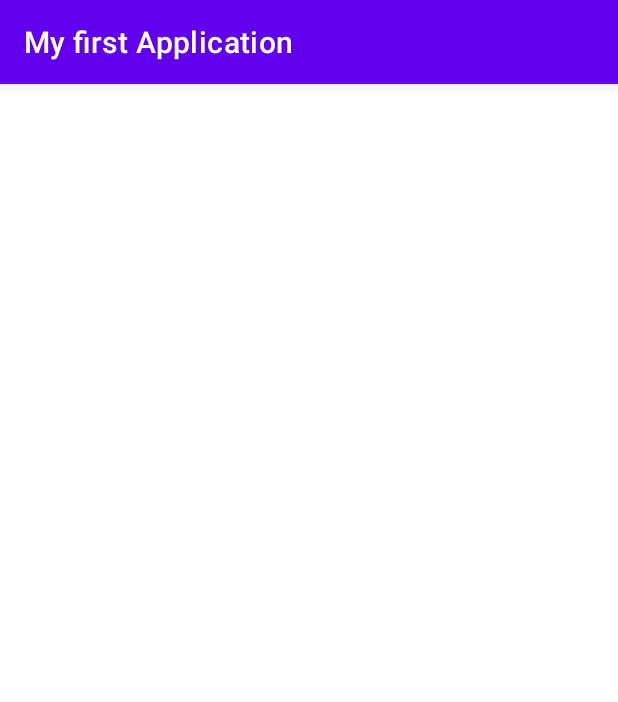
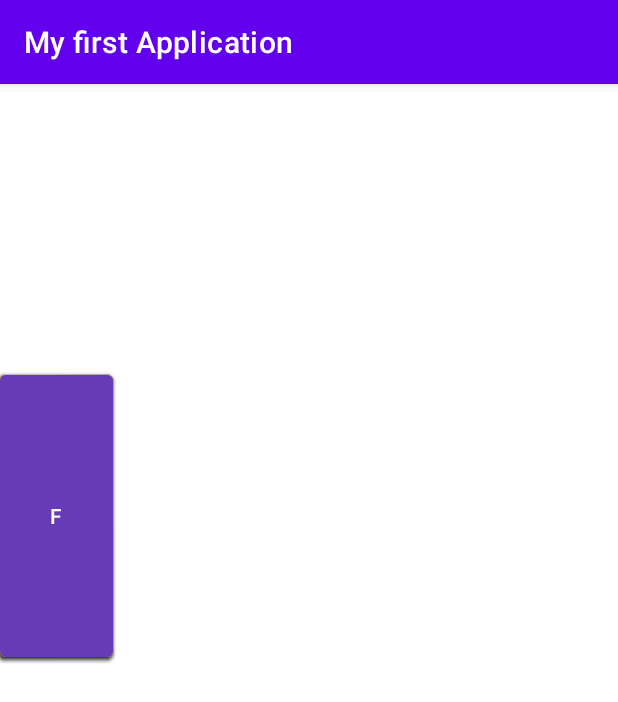
Before and after one commit to Carikoenig/ColorNote, an Android app: the CreateActivity screen opened directly, with no data from a screen before it, on a phone screen of 412 x 824 dp. Shown: the top 702 px of the screen. Run offline under Robolectric (Android 15) with nearby library versions, the phone set to English and light mode, and no system bars.

Commit message:
Leonie first commit

```diff
--- a/app/src/main/java/com/example/myfirstapplication/CreateActivity.java
+++ b/app/src/main/java/com/example/myfirstapplication/CreateActivity.java
@@ -9,6 +9,6 @@ public class CreateActivity extends AppCompatActivity {
     @Override
     protected void onCreate(Bundle savedInstanceState) {
         super.onCreate(savedInstanceState);
-        setContentView(R.layout.activity_create);
+        setContentView(R.layout.activity_keyboard_create);
     }
 }
--- a/app/src/main/java/com/example/myfirstapplication/PlayActivity.java
+++ b/app/src/main/java/com/example/myfirstapplication/PlayActivity.java
@@ -9,6 +9,6 @@ public class PlayActivity extends AppCompatActivity {
     @Override
     protected void onCreate(Bundle savedInstanceState) {
         super.onCreate(savedInstanceState);
-        setContentView(R.layout.activity_play);
+        setContentView(R.layout.activity_keyboard_play);
     }
 }
--- /dev/null
+++ b/app/src/main/res/layout/activity_keyboard_create.xml
@@ -0,0 +1,98 @@
+<?xml version="1.0" encoding="utf-8"?>
+<androidx.constraintlayout.widget.ConstraintLayout xmlns:android="http://schemas.android.com/apk/res/android"
+    xmlns:app="http://schemas.android.com/apk/res-auto"
+    xmlns:tools="http://schemas.android.com/tools"
+    android:layout_width="match_parent"
+    android:layout_height="match_parent"
+    tools:context=".MainActivity">
+
+    <androidx.constraintlayout.widget.ConstraintLayout
+        android:layout_width="686dp"
+        android:layout_height="206dp"
+        android:layout_marginTop="188dp"
+        app:layout_constraintTop_toTopOf="parent"
+        tools:layout_editor_absoluteX="22dp">
+
+        <Button
+            android:id="@+id/GBtn"
+            android:layout_width="75dp"
+            android:layout_height="200dp"
+            android:text="G"
+            app:backgroundTint="#2196F3"
+            tools:layout_editor_absoluteX="306dp"
+            tools:layout_editor_absoluteY="3dp" />
+
+        <Button
+            android:id="@+id/ABtn"
+            android:layout_width="75dp"
+            android:layout_height="200dp"
+            android:text="A"
+            app:backgroundTint="#009688"
+            tools:layout_editor_absoluteX="381dp"
+            tools:layout_editor_absoluteY="3dp" />
+
+        <Button
+            android:id="@+id/D2Btn"
+            android:layout_width="75dp"
+            android:layout_height="200dp"
+            android:text="D"
+            app:backgroundTint="#FF5722"
+            tools:layout_editor_absoluteX="606dp"
+            tools:layout_editor_absoluteY="3dp" />
+
+        <Button
+            android:id="@+id/EBtn"
+            android:layout_width="75dp"
+            android:layout_height="200dp"
+            android:text="E"
+            app:backgroundTint="#E91E63"
+            tools:layout_editor_absoluteX="156dp"
+            tools:layout_editor_absoluteY="3dp" />
+
+        <Button
+            android:id="@+id/CBtn"
+            android:layout_width="75dp"
+            android:layout_height="200dp"
+            android:text="C"
+            app:backgroundTint="#FFC107"
+            tools:layout_editor_absoluteX="6dp"
+            tools:layout_editor_absoluteY="3dp" />
+
+        <Button
+            android:id="@+id/DBtn"
+            android:layout_width="75dp"
+            android:layout_height="200dp"
+            android:text="D"
+            app:backgroundTint="#FF5722"
+            tools:layout_editor_absoluteX="81dp"
+            tools:layout_editor_absoluteY="3dp" />
+
+        <Button
+            android:id="@+id/C2Btn"
+            android:layout_width="75dp"
+            android:layout_height="200dp"
+            android:text="C"
+            app:backgroundTint="#FFC107"
+            tools:layout_editor_absoluteX="531dp"
+            tools:layout_editor_absoluteY="3dp" />
+
+        <Button
+            android:id="@+id/HBtn"
+            android:layout_width="75dp"
+            android:layout_height="200dp"
+            android:text="H"
+            app:backgroundTint="#4CAF50"
+            tools:layout_editor_absoluteX="456dp"
+            tools:layout_editor_absoluteY="3dp" />
+
+        <Button
+            android:id="@+id/FBtn"
+            android:layout_width="75dp"
+            android:layout_height="200dp"
+            android:text="F"
+            app:backgroundTint="#673AB7"
+            tools:layout_editor_absoluteX="231dp"
+            tools:layout_editor_absoluteY="3dp" />
+    </androidx.constraintlayout.widget.ConstraintLayout>
+
+</androidx.constraintlayout.widget.ConstraintLayout>
```
Also changed, not shown: app/src/main/res/layout/activity_keyboard_play.xml (added, +98 -0 lines).
